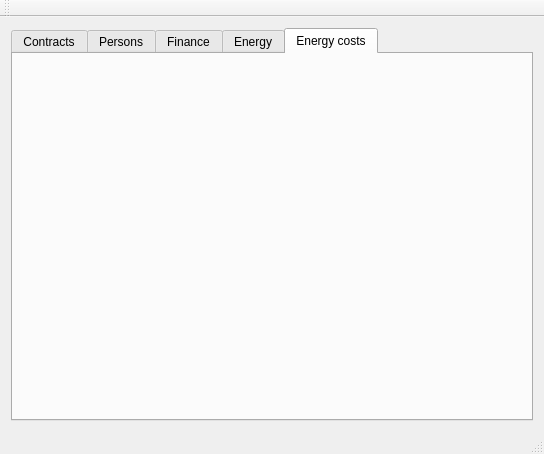
Above: mainwindow.ui from Tommekster/salut before the change. Below: the same form after it.
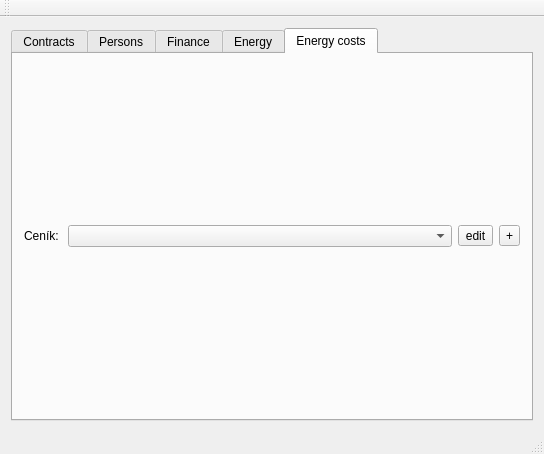
That is the form after the change. The open tabs and pages were chosen to show the change.

```diff
--- a/mainwindow.ui
+++ b/mainwindow.ui
@@ -253,7 +253,36 @@
        <attribute name="title">
         <string>Energy costs</string>
        </attribute>
-       <layout class="QVBoxLayout" name="verticalLayout_6"/>
+       <layout class="QVBoxLayout" name="verticalLayout_6">
+        <item>
+         <layout class="QHBoxLayout" name="horizontalLayout_5" stretch="0,1,0,0">
+          <item>
+           <widget class="QLabel" name="label_2">
+            <property name="text">
+             <string>Ceník: </string>
+            </property>
+           </widget>
+          </item>
+          <item>
+           <widget class="QComboBox" name="comboBox"/>
+          </item>
+          <item>
+           <widget class="QToolButton" name="toolButton">
+            <property name="text">
+             <string>edit</string>
+            </property>
+           </widget>
+          </item>
+          <item>
+           <widget class="QToolButton" name="toolButton_2">
+            <property name="text">
+             <string>+</string>
+            </property>
+           </widget>
+          </item>
+         </layout>
+        </item>
+       </layout>
       </widget>
      </widget>
     </item>
```
Left out of the diff: 2 changed lines with no effect on the pictures.
